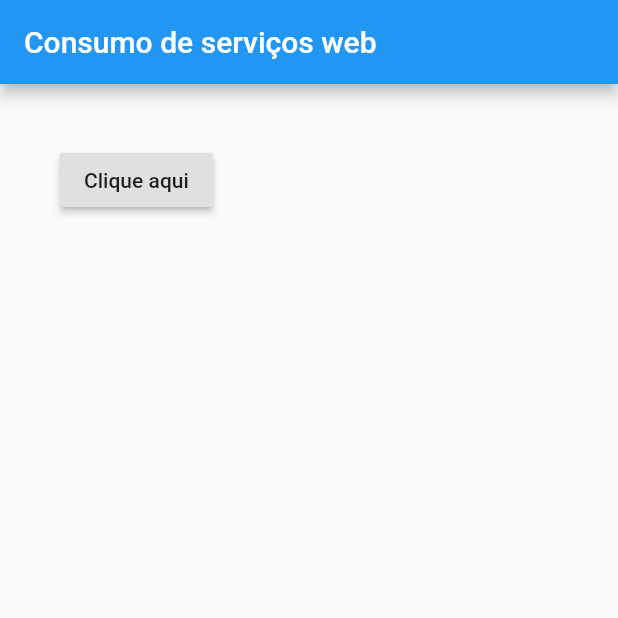
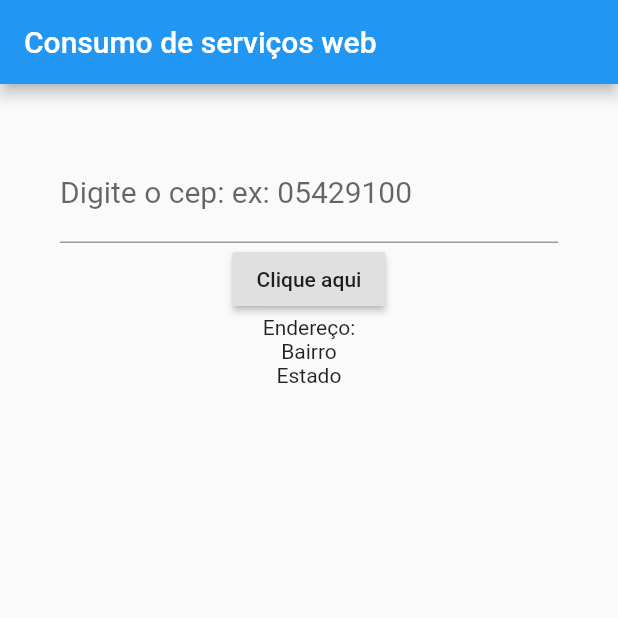
Before and after one commit to RafaAbranttes/apps_flutter_java_kotlin, a Flutter app: the screen it shows after launch, after a tap on "Clique aqui", on a phone screen of 412 x 824 dp, the top half of it. Run offline on Flutter 3.47's test engine with Material 2 defaults, Android fonts, the phone set to English and light mode, and no system bars; network calls fail.

Commit message:
adicionando melhorias

```diff
--- a/app5/app_5/lib/home.dart
+++ b/app5/app_5/lib/home.dart
@@ -9,15 +9,30 @@ class Home extends StatefulWidget {
 }
 
 class _HomeState extends State<Home> {
+  TextEditingController _valorCep = TextEditingController();
+
+  String logradouro;
+  String complemento;
+  String bairro;
+  String localidade;
+  String uf;
+
   Future<void> _recuperarCEP() async {
-    String cep = '01311300';
+    String cep = _valorCep.text;
     String url = 'http://viacep.com.br/ws/$cep/json/';
     http.Response response;
 
     response = await http.get(url);
     Map<String, dynamic> retorno = json.decode(response.body);
-    String estado = retorno['uf'];
-    print(estado);
+
+    setState(() {
+      logradouro = retorno['logradouro'];
+      complemento = retorno['complemento'];
+      bairro = retorno['bairro'];
+      localidade = retorno['localidade'];
+      uf = retorno['uf'];
+    });
+    print(retorno);
   }
 
   @override
@@ -30,10 +45,28 @@ class _HomeState extends State<Home> {
         padding: EdgeInsets.all(40),
         child: Column(
           children: [
+            TextField(
+              keyboardType: TextInputType.number,
+              decoration: InputDecoration(
+                labelText: 'Digite o cep: ex: 05429100',
+              ),
+              style: TextStyle(fontSize: 20),
+              controller: _valorCep,
+            ),
             RaisedButton(
               child: Text('Clique aqui'),
               onPressed: _recuperarCEP,
-            )
+            ),
+            Column(
+              children: [
+                Text(
+                    logradouro == null ? 'Endereço:' : 'Endereço: $logradouro'),
+                Text(bairro == null ? 'Bairro' : 'Bairro: $bairro'),
+                Text(localidade == null && uf == null
+                    ? 'Estado'
+                    : 'Estado: $localidade - $uf'),
+              ],
+            ),
           ],
         ),
       ),
```
